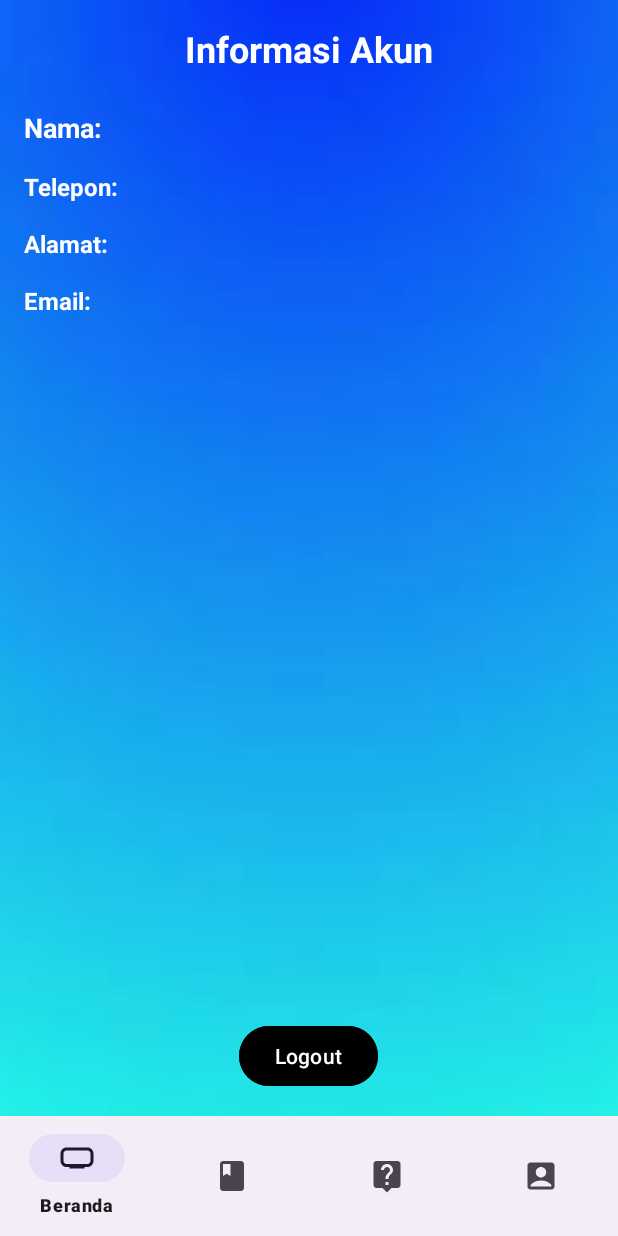
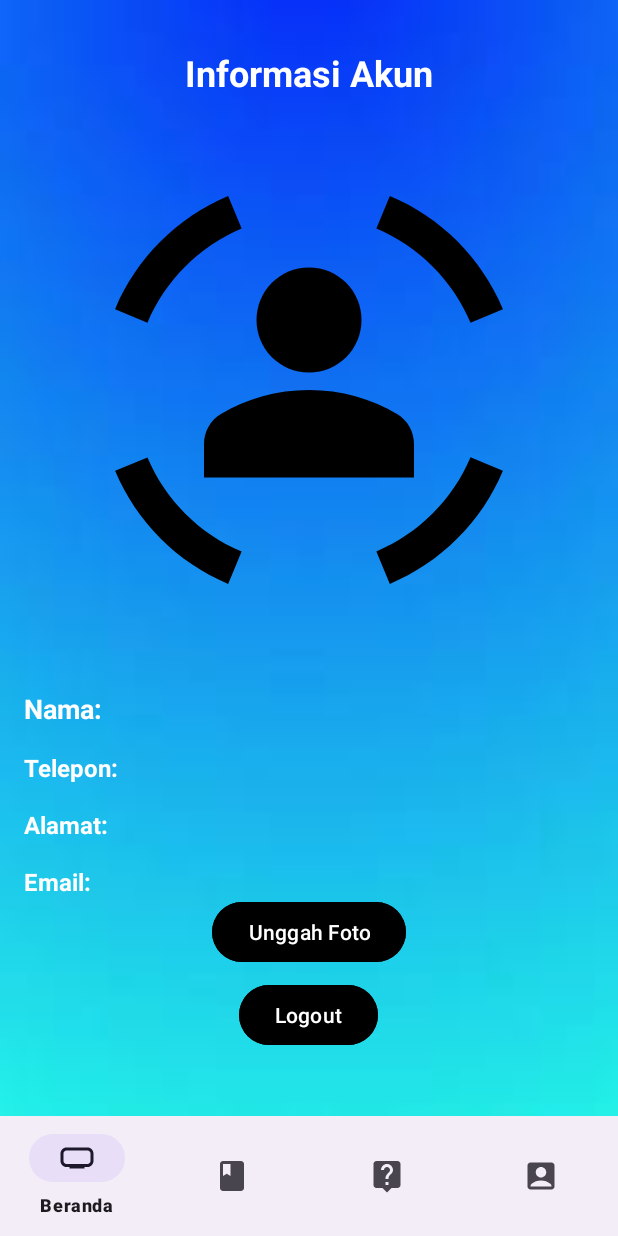
Before and after one commit to farhannovaldi/AplikasiDonasiMakanan, an Android app: the fragment AkunFragment placed in its activity, on a phone screen of 412 x 824 dp. Run offline under Robolectric (Android 15) with nearby library versions, the phone set to English and light mode, and no system bars; our stand-ins replace Firebase (no records; nobody signed in at launch, a user with empty details on screens opened directly).

Commit message:
Penambahan foto di akun

```diff
--- a/app/build.gradle
+++ b/app/build.gradle
@@ -37,11 +37,16 @@ dependencies {
     implementation 'com.google.firebase:firebase-analytics'
     implementation 'com.google.firebase:firebase-database:20.2.2'
     implementation 'com.google.firebase:firebase-auth:22.1.2'
+    implementation("com.google.firebase:firebase-storage")
     implementation 'com.firebaseui:firebase-ui-auth:7.2.0'
     implementation 'com.google.android.material:material:1.10.0'
     implementation 'androidx.constraintlayout:constraintlayout:2.1.4'
     implementation 'com.google.android.gms:play-services-maps:18.1.0'
     implementation "androidx.recyclerview:recyclerview:1.2.1"
+    implementation 'com.github.bumptech.glide:glide:4.12.0'
+    annotationProcessor 'com.github.bumptech.glide:compiler:4.12.0'
+    implementation 'com.squareup.picasso:picasso:2.8'
+
     testImplementation 'junit:junit:4.13.2'
     androidTestImplementation 'androidx.test.ext:junit:1.1.5'
     androidTestImplementation 'androidx.test.espresso:espresso-core:3.5.1'
--- a/app/src/main/AndroidManifest.xml
+++ b/app/src/main/AndroidManifest.xml
@@ -1,6 +1,9 @@
 <?xml version="1.0" encoding="utf-8"?>
 <manifest xmlns:android="http://schemas.android.com/apk/res/android"
-    xmlns:tools="http://schemas.android.com/tools">
+    xmlns:tools="http://schemas.android.com/tools"
+    package="com.project.nvl.aplikasidonasimakanan">
+
+    <uses-permission android:name="android.permission.READ_EXTERNAL_STORAGE" />
 
     <application
         android:allowBackup="true"
--- a/app/src/main/java/com/project/nvl/aplikasidonasimakanan/DaftarMakananFragment.java
+++ /dev/null
@@ -1,64 +0,0 @@
-package com.project.nvl.aplikasidonasimakanan;
-
-import android.os.Bundle;
-
-import androidx.fragment.app.Fragment;
-
-import android.view.LayoutInflater;
-import android.view.View;
-import android.view.ViewGroup;
-
-/**
- * A simple {@link Fragment} subclass.
- * Use the {@link DaftarMakananFragment#newInstance} factory method to
- * create an instance of this fragment.
- */
-public class DaftarMakananFragment extends Fragment {
-
-    // TODO: Rename parameter arguments, choose names that match
-    // the fragment initialization parameters, e.g. ARG_ITEM_NUMBER
-    private static final String ARG_PARAM1 = "param1";
-    private static final String ARG_PARAM2 = "param2";
-
-    // TODO: Rename and change types of parameters
-    private String mParam1;
-    private String mParam2;
-
-    public DaftarMakananFragment() {
-        // Required empty public constructor
-    }
-
-    /**
-     * Use this factory method to create a new instance of
-     * this fragment using the provided parameters.
-     *
-     * @param param1 Parameter 1.
-     * @param param2 Parameter 2.
-     * @return A new instance of fragment DaftarMakananFragment.
-     */
-    // TODO: Rename and change types and number of parameters
-    public static DaftarMakananFragment newInstance(String param1, String param2) {
-        DaftarMakananFragment fragment = new DaftarMakananFragment();
-        Bundle args = new Bundle();
-        args.putString(ARG_PARAM1, param1);
-        args.putString(ARG_PARAM2, param2);
-        fragment.setArguments(args);
-        return fragment;
-    }
-
-    @Override
-    public void onCreate(Bundle savedInstanceState) {
-        super.onCreate(savedInstanceState);
-        if (getArguments() != null) {
-            mParam1 = getArguments().getString(ARG_PARAM1);
-            mParam2 = getArguments().getString(ARG_PARAM2);
-        }
-    }
-
-    @Override
-    public View onCreateView(LayoutInflater inflater, ViewGroup container,
-                             Bundle savedInstanceState) {
-        // Inflate the layout for this fragment
-        return inflater.inflate(R.layout.fragment_daftar_makanan, container, false);
-    }
-}
--- a/app/src/main/java/com/project/nvl/aplikasidonasimakanan/HelpFragment.java
+++ b/app/src/main/java/com/project/nvl/aplikasidonasimakanan/HelpFragment.java
@@ -69,7 +69,7 @@ public class HelpFragment extends Fragment {
             DatabaseReference database = FirebaseDatabase.getInstance().getReference();
             DatabaseReference laporanRef = database.child("laporan_masalah").child(userId).push();
             laporanRef.setValue(report);
-
+            laporanMasalahInput.setText("");
             showToast("Laporan berhasil dikirim");
         } else {
             showToast("Silakan login terlebih dahulu");
--- a/app/src/main/java/com/project/nvl/aplikasidonasimakanan/HomeFragment.java
+++ b/app/src/main/java/com/project/nvl/aplikasidonasimakanan/HomeFragment.java
@@ -24,7 +24,7 @@ public class HomeFragment extends Fragment {
         View view = inflater.inflate(R.layout.fragment_home, container, false);
 
         if (getChildFragmentManager().findFragmentById(R.id.fragment_container) == null) {
-            displayFragment(new DaftarMakananFragment());
+            displayFragment(new DaftarPenyumbangFragment());
         }
 
         AppCompatImageButton btnPopupMenu = view.findViewById(R.id.btnPopupMenu);
@@ -46,10 +46,7 @@ public class HomeFragment extends Fragment {
         popupMenu.setOnMenuItemClickListener(new PopupMenu.OnMenuItemClickListener() {
             @Override
             public boolean onMenuItemClick(MenuItem item) {
-                if (item.getItemId() == R.id.action_daftar_makanan) {
-                    displayFragment(new DaftarMakananFragment());
-                    return true;
-                } else if (item.getItemId() == R.id.action_daftar_penyumbang) {
+                if (item.getItemId() == R.id.action_daftar_penyumbang) {
                     displayFragment(new DaftarPenyumbangFragment());
                     return true;
                 } else if (item.getItemId() == R.id.action_dokumentasi) {
--- /dev/null
+++ b/app/src/main/res/drawable/ic_foto.xml
@@ -0,0 +1,10 @@
+<vector android:height="24dp" android:tint="#000000"
+    android:viewportHeight="24" android:viewportWidth="24"
+    android:width="24dp" xmlns:android="http://schemas.android.com/apk/res/android">
+    <path android:fillColor="@android:color/white" android:pathData="M12,11c1.66,0 3,-1.34 3,-3s-1.34,-3 -3,-3S9,6.34 9,8S10.34,11 12,11z"/>
+    <path android:fillColor="@android:color/white" android:pathData="M12,12c-1.84,0 -3.56,0.5 -5.03,1.37C6.36,13.72 6,14.39 6,15.09V17h12v-1.91c0,-0.7 -0.36,-1.36 -0.97,-1.72C15.56,12.5 13.84,12 12,12z"/>
+    <path android:fillColor="@android:color/white" android:pathData="M21.23,8.15l1.85,-0.77c-1.22,-2.91 -3.55,-5.25 -6.46,-6.46l-0.77,1.85C18.27,3.79 20.21,5.73 21.23,8.15z"/>
+    <path android:fillColor="@android:color/white" android:pathData="M8.15,2.77L7.38,0.92C4.47,2.14 2.14,4.47 0.92,7.38l1.85,0.77C3.79,5.73 5.73,3.79 8.15,2.77z"/>
+    <path android:fillColor="@android:color/white" android:pathData="M2.77,15.85l-1.85,0.77c1.22,2.91 3.55,5.25 6.46,6.46l0.77,-1.85C5.73,20.21 3.79,18.27 2.77,15.85z"/>
+    <path android:fillColor="@android:color/white" android:pathData="M15.85,21.23l0.77,1.85c2.91,-1.22 5.25,-3.55 6.46,-6.46l-1.85,-0.77C20.21,18.27 18.27,20.21 15.85,21.23z"/>
+</vector>
--- a/app/src/main/res/layout/fragment_akun.xml
+++ b/app/src/main/res/layout/fragment_akun.xml
@@ -5,6 +5,7 @@
     android:background="@drawable/bg"
     android:padding="16dp">
 
+    <!-- Title -->
     <TextView
         android:id="@+id/textTitle"
         android:layout_width="wrap_content"
@@ -14,19 +15,31 @@
         android:textStyle="bold"
         android:textColor="#FFFFFF"
         android:layout_centerHorizontal="true"
-        android:layout_marginBottom="16dp"/>
+        android:layout_marginTop="16dp"/>
+
+    <!-- Image -->
+
+    <!-- Data -->
+    <ImageView
+        android:id="@+id/imageProfile"
+        android:layout_width="380dp"
+        android:layout_height="280dp"
+        android:layout_below="@+id/textTitle"
+        android:layout_centerHorizontal="true"
+        android:layout_marginTop="55dp"
+        android:src="@drawable/ic_foto" />
 
     <TextView
         android:id="@+id/textNama"
         android:layout_width="wrap_content"
         android:layout_height="wrap_content"
+        android:layout_below="@id/imageProfile"
+        android:layout_marginTop="60dp"
+        android:layout_marginBottom="8dp"
         android:text="Nama:"
+        android:textColor="#FFFFFF"
         android:textSize="18sp"
-        android:textStyle="bold"
-        android:textColor="#FFFFFF"
-        android:layout_below="@id/textTitle"
-        android:layout_marginTop="8dp"
-        android:layout_marginBottom="8dp"/>
+        android:textStyle="bold" />
 
     <TextView
         android:id="@+id/textTelepon"
@@ -64,14 +77,28 @@
         android:layout_marginTop="8dp"
         android:layout_marginBottom="8dp"/>
 
+    <!-- Button -->
+
+    <Button
+        android:id="@+id/btnUploadFoto"
+        android:layout_width="wrap_content"
+        android:layout_height="wrap_content"
+        android:layout_below="@id/textEmail"
+        android:layout_alignTop="@+id/imageProfile"
+        android:layout_centerHorizontal="true"
+        android:layout_marginTop="477dp"
+        android:backgroundTint="@color/black"
+        android:text="Unggah Foto"
+        android:textColor="@color/white" />
+
     <Button
         android:id="@+id/btnLogout"
         android:layout_width="wrap_content"
         android:layout_height="wrap_content"
+        android:layout_below="@id/btnUploadFoto"
+        android:layout_centerHorizontal="true"
+        android:layout_marginTop="7dp"
+        android:backgroundTint="@color/black"
         android:text="Logout"
-        android:layout_centerHorizontal="true"
-        android:layout_alignParentBottom="true"
-        android:layout_marginTop="16dp"
-        android:onClick="logout"
-        android:backgroundTint="@color/black"/>
+        android:textColor="@color/white" />
 </RelativeLayout>
--- a/app/src/main/res/menu/main_menu.xml
+++ b/app/src/main/res/menu/main_menu.xml
@@ -1,10 +1,4 @@
 <menu xmlns:android="http://schemas.android.com/apk/res/android">
-    <item
-        android:id="@+id/action_daftar_makanan"
-        android:title="Daftar Makanan"
-        android:orderInCategory="100"
-        android:icon="@drawable/ic_daftarmakanan"/>
-
     <item
         android:id="@+id/action_dokumentasi"
         android:title="Dokumentasi"
```
Also changed, not shown: app/src/main/java/com/project/nvl/aplikasidonasimakanan/AkunFragment.java (+84 -8 lines), app/src/main/res/layout/fragment_daftar_makanan.xml (deleted, +0 -18 lines), app/src/main/res/layout/fragment_help.xml (+8 -6 lines).
